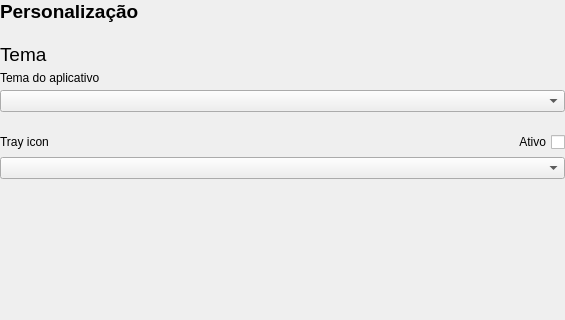
Above: zapzap/view/ui/personalization_page.ui from jmbatistav/zapzap before the change; both pictures show x 0 to 565 and y 0 to 320 of the 565 by 525 pixel window. Below: the same form after it.
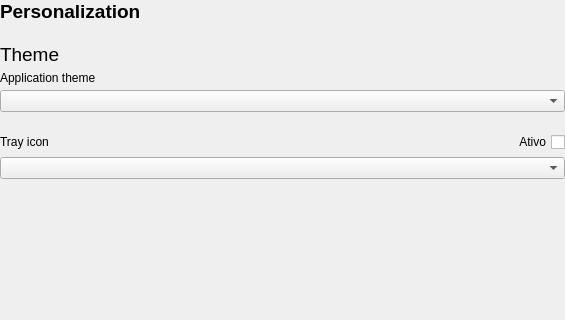
That is the form after the change.

```diff
--- a/zapzap/view/ui/personalization_page.ui
+++ b/zapzap/view/ui/personalization_page.ui
@@ -71,7 +71,7 @@
           </font>
          </property>
          <property name="text">
-          <string>Personalização</string>
+          <string>Personalization</string>
          </property>
         </widget>
        </item>
@@ -88,14 +88,14 @@
             </font>
            </property>
            <property name="text">
-            <string>Tema</string>
+            <string>Theme</string>
            </property>
           </widget>
          </item>
          <item>
           <widget class="QLabel" name="label_3">
            <property name="text">
-            <string>Tema do aplicativo</string>
+            <string>Application theme</string>
            </property>
           </widget>
          </item>
```
